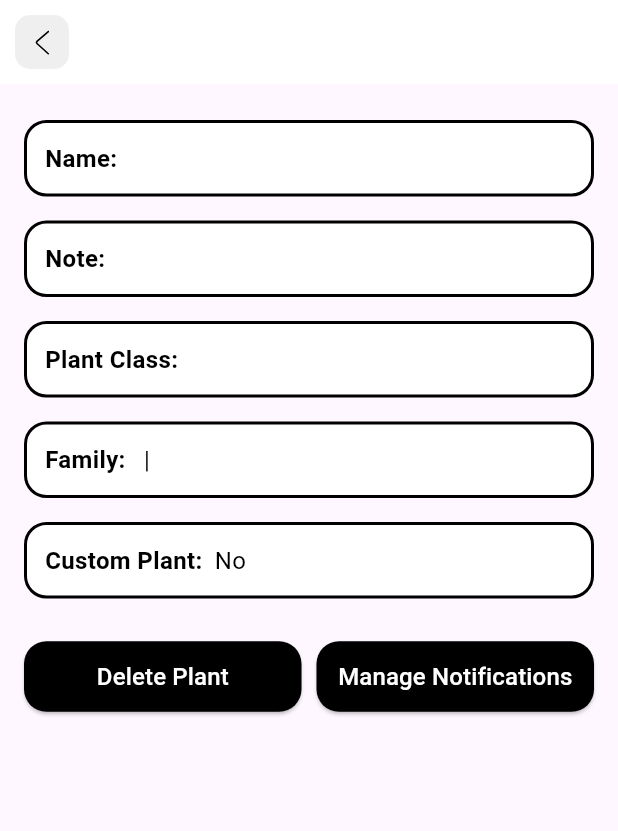
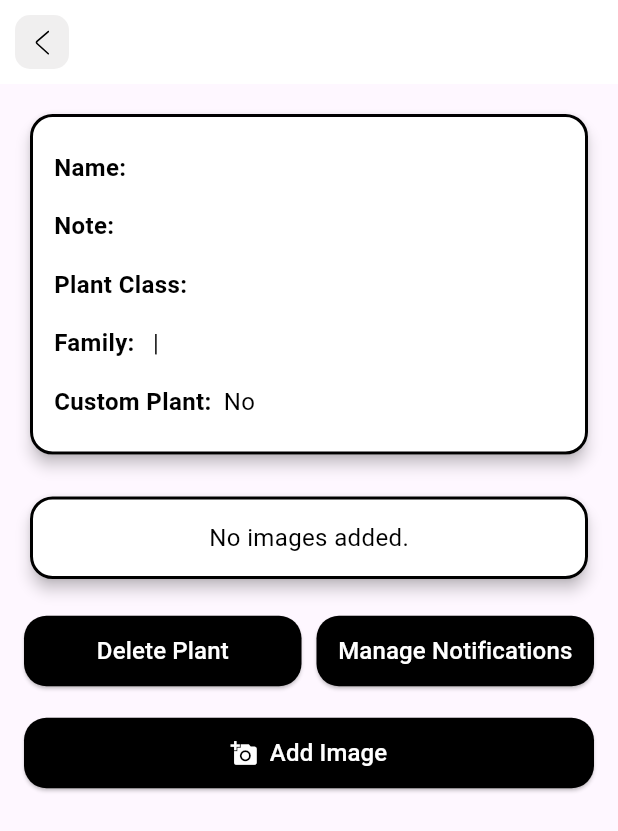
Before and after one commit to DonisPan/garden_app, a Flutter app: the PlantDetailPage screen opened directly with empty values, on a phone screen of 412 x 824 dp. Shown: the top 831 px of the screen. Run offline on Flutter 3.47's test engine with Material 3 defaults, Android fonts, the phone set to English and light mode, and no system bars; our stand-ins replace easy_localization, flutter_dotenv, flutter_secure_storage, flutter_svg, image_picker, permission_handler and 1 more; accounts and stored records are empty.

Commit message:
Implement image adding for plant

```diff
--- a/lib/viewmodels/plant_data_viewmodel.dart
+++ /dev/null
@@ -1,18 +0,0 @@
-import 'package:flutter/material.dart';
-import 'package:garden_app/models/plant.dart';
-import 'package:garden_app/repositories/plant_repository.dart';
-
-class PlantDetailViewModel extends ChangeNotifier {
-  final Plant plant;
-  final PlantRepository plantRepository;
-
-  PlantDetailViewModel({required this.plant, required this.plantRepository});
-
-  Future<void> deletePlant(BuildContext context) async {
-    await plantRepository.removePlant(plant.id);
-    notifyListeners();
-    Navigator.pop(context);
-  }
-
-  Future<void> manageNotifications(BuildContext context) async {}
-}
--- a/lib/views/plant_detail.dart
+++ b/lib/views/plant_detail.dart
@@ -1,6 +1,6 @@
+import 'dart:io';
 import 'package:flutter/material.dart';
-import 'package:garden_app/repositories/plant_repository.dart';
-import 'package:garden_app/viewmodels/plant_data_viewmodel.dart';
+import 'package:garden_app/viewmodels/plant_detail_viewmodel.dart';
 import 'package:provider/provider.dart';
 import 'package:garden_app/models/plant.dart';
 import 'package:garden_app/widgets/top_bar.dart';
@@ -15,10 +15,10 @@ class PlantDetailPage extends StatelessWidget {
       create:
           (_) => PlantDetailViewModel(
             plant: plant,
-            plantRepository: Provider.of<PlantRepository>(
+            plantRepository: Provider.of(
               context,
               listen: false,
-            ),
+            ), // Provide your PlantRepository here
           ),
       child: Consumer<PlantDetailViewModel>(
         builder: (context, viewModel, child) {
@@ -34,8 +34,24 @@ class PlantDetailPage extends StatelessWidget {
               child: Column(
                 crossAxisAlignment: CrossAxisAlignment.start,
                 children: [
+                  // Plant Data Card
+                  Card(
+                    elevation: 4,
+                    color: Colors.white,
+                    shape: RoundedRectangleBorder(
+                      borderRadius: BorderRadius.circular(15),
+                      side: const BorderSide(color: Colors.black, width: 2),
+                    ),
+                    child: Padding(
+                      padding: const EdgeInsets.all(16.0),
+                      child: Column(
+                        crossAxisAlignment: CrossAxisAlignment.start,
+                        children: [
                           _buildDetailRow('Name:', viewModel.plant.name),
-                  _buildDetailRow('Note:', viewModel.plant.note ?? 'No note'),
+                          _buildDetailRow(
+                            'Note:',
+                            viewModel.plant.note ?? 'No note',
+                          ),
                           _buildDetailRow(
                             'Plant Class:',
                             viewModel.plant.plantClass?.name ?? 'Not specified',
@@ -50,8 +66,15 @@ class PlantDetailPage extends StatelessWidget {
                             'Custom Plant:',
                             viewModel.plant.isCustom ? 'Yes' : 'No',
                           ),
+                        ],
+                      ),
+                    ),
+                  ),
                   const SizedBox(height: 20),
-                  // buttons
+                  // Images Card
+                  _buildImagesCard(viewModel.plantImages),
+                  const SizedBox(height: 20),
+                  // Buttons Row: Delete and Manage Notifications
                   Row(
                     children: [
                       Expanded(
@@ -90,6 +113,27 @@ class PlantDetailPage extends StatelessWidget {
                       ),
                     ],
                   ),
+                  const SizedBox(height: 20),
+                  // Add Image Button
+                  SizedBox(
+                    width: double.infinity,
+                    child: ElevatedButton.icon(
+                      onPressed: () => viewModel.addImage(context),
+                      icon: const Icon(Icons.add_a_photo, color: Colors.white),
+                      label: const Text(
+                        "Add Image",
+                        style: TextStyle(color: Colors.white, fontSize: 16),
+                      ),
+                      style: ElevatedButton.styleFrom(
+                        backgroundColor: Colors.black,
+                        padding: const EdgeInsets.symmetric(vertical: 12),
+                        shape: RoundedRectangleBorder(
+                          borderRadius: BorderRadius.circular(15),
+                        ),
+                      ),
+                    ),
+                  ),
+                  const SizedBox(height: 20),
                 ],
               ),
             ),
@@ -100,16 +144,9 @@ class PlantDetailPage extends StatelessWidget {
   }
 
   Widget _buildDetailRow(String title, String detail) {
-    return Container(
-      margin: const EdgeInsets.symmetric(vertical: 8),
-      padding: const EdgeInsets.all(12),
-      decoration: BoxDecoration(
-        color: Colors.white,
-        border: Border.all(color: Colors.black, width: 2),
-        borderRadius: BorderRadius.circular(15),
-      ),
+    return Padding(
+      padding: const EdgeInsets.symmetric(vertical: 8),
       child: Row(
-        crossAxisAlignment: CrossAxisAlignment.start,
         children: [
           Text(
             title,
@@ -130,4 +167,44 @@ class PlantDetailPage extends StatelessWidget {
       ),
     );
   }
+
+  Widget _buildImagesCard(List<File> plantImages) {
+    return Card(
+      elevation: 4,
+      color: Colors.white,
+      shape: RoundedRectangleBorder(
+        borderRadius: BorderRadius.circular(15),
+        side: const BorderSide(color: Colors.black, width: 2),
+      ),
+      child: Padding(
+        padding: const EdgeInsets.all(16.0),
+        child:
+            plantImages.isEmpty
+                ? const Center(
+                  child: Text(
+                    "No images added.",
+                    style: TextStyle(color: Colors.black, fontSize: 16),
+                  ),
+                )
+                : Wrap(
+                  spacing: 8,
+                  runSpacing: 8,
+                  children:
+                      plantImages
+                          .map(
+                            (imageFile) => ClipRRect(
+                              borderRadius: BorderRadius.circular(8),
+                              child: Image.file(
+                                imageFile,
+                                width: 100,
+                                height: 100,
+                                fit: BoxFit.cover,
+                              ),
+                            ),
+                          )
+                          .toList(),
+                ),
+      ),
+    );
   }
+}
--- a/pubspec.yaml
+++ b/pubspec.yaml
@@ -48,6 +48,7 @@ dependencies:
   flutter_secure_storage: ^9.2.4
   # Pick image from galery
   image_picker: ^1.1.2
+  path_provider: ^2.1.5
   # Permissions
   permission_handler: ^11.4.0
   # Provider
```
Also changed, not shown: lib/viewmodels/plant_detail_viewmodel.dart (added, +145 -0 lines), pubspec.lock. Lines whose indentation alone changed are shown as unchanged.
